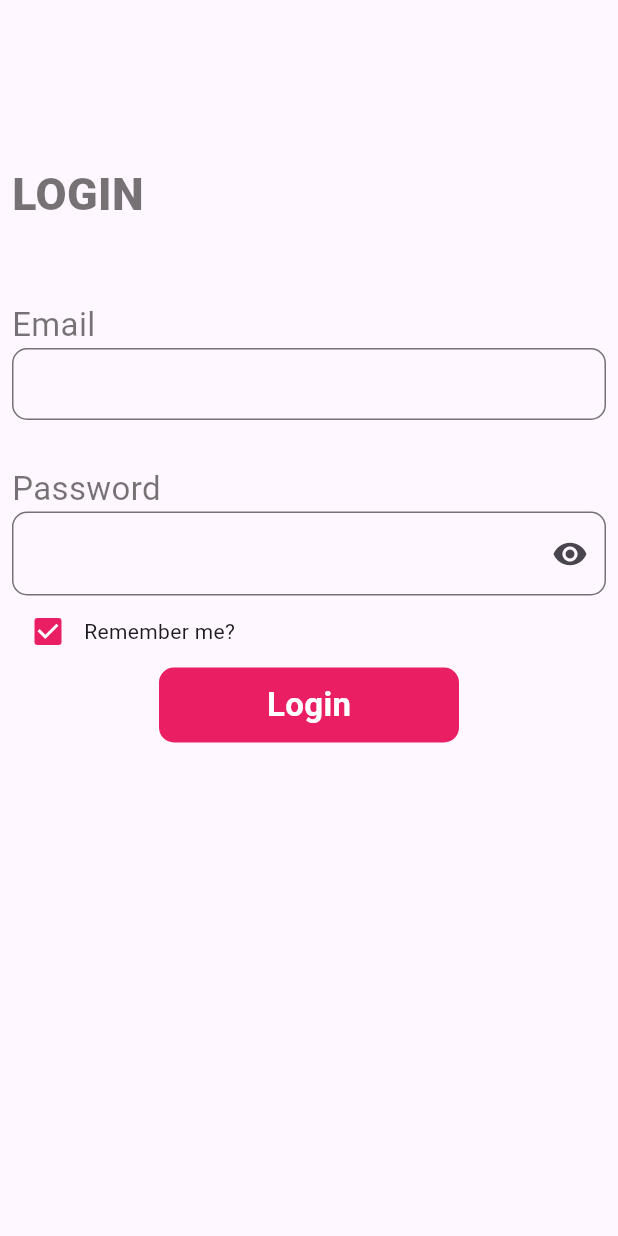
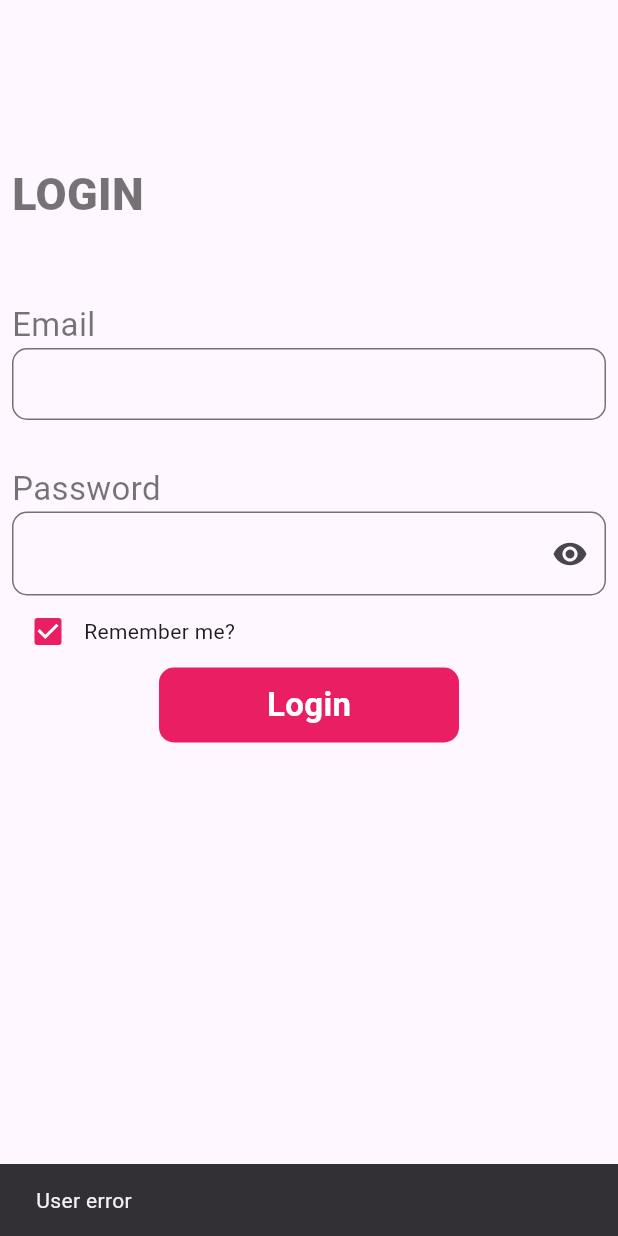
Before and after one commit to RaFiuL-RaZu/project1, a Flutter app: the screen it shows after launch, after a tap on "Login", on a phone screen of 412 x 824 dp. Run offline on Flutter 3.47's test engine with Material 3 defaults, Android fonts, the phone set to English and light mode, and no system bars.

Commit message:
log commit

```diff
--- a/lib/Others/CompletePage.dart
+++ b/lib/Others/CompletePage.dart
@@ -109,9 +109,11 @@ class _LoginPageState extends State<LoginPage> {
 
                   if(studentList.contains(mailController.text)){
                     log("======success");
+                    ScaffoldMessenger.of(context).showSnackBar(SnackBar(content: Text("Login successfuly")));
                   }
                   else{
                     log("=======Not fund===");
+                    ScaffoldMessenger.of(context).showSnackBar(SnackBar(content: Text("User error")));
                   }
 
 
```
